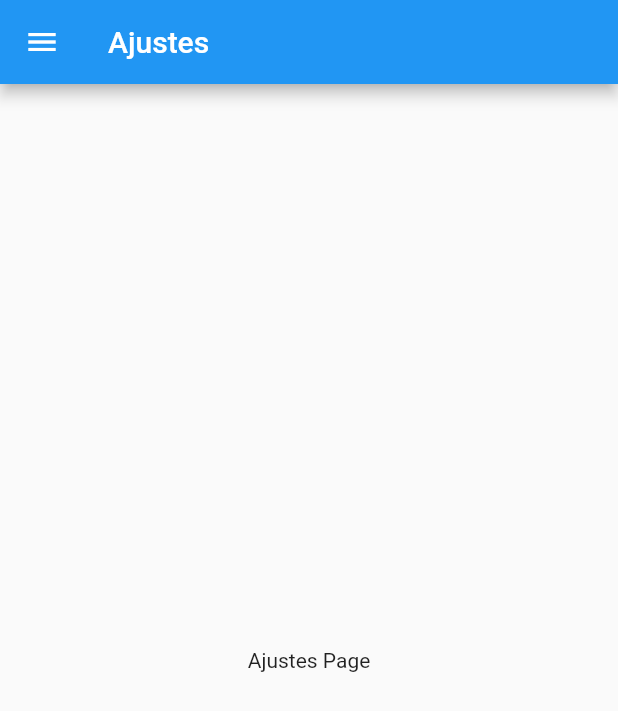
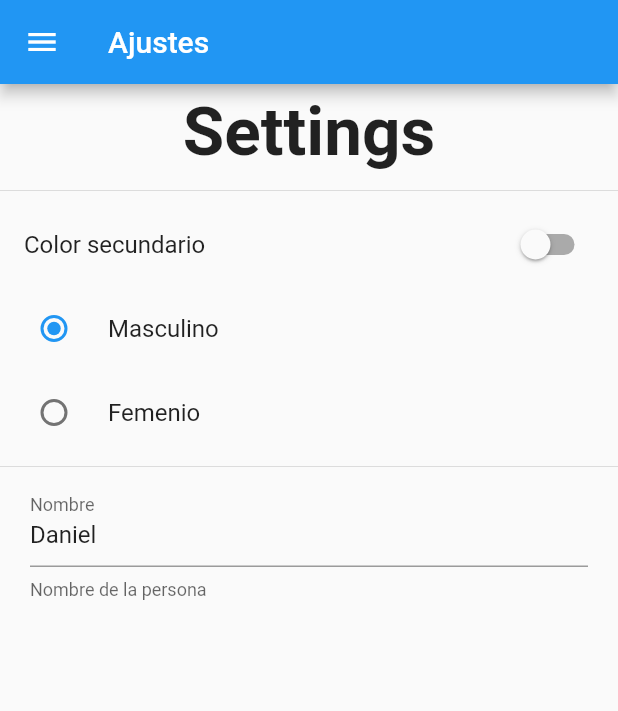
Before and after one commit to Danaes/user_preferences, a Flutter app: the SettingsPage screen opened by its route, on a phone screen of 412 x 824 dp. Shown: the top 711 px of the screen. Run offline on Flutter 3.47's test engine with Material 2 defaults, Android fonts, the phone set to English and light mode, and no system bars.

Commit message:
Diseño de la página de los ajustes

```diff
--- a/lib/src/pages/settings-page.dart
+++ b/lib/src/pages/settings-page.dart
@@ -1,9 +1,28 @@
 import 'package:flutter/material.dart';
 import 'package:preferencias_usuario_app/src/widgets/menu_widget.dart';
 
-class SettingsPage extends StatelessWidget {
+class SettingsPage extends StatefulWidget {
 
   static final String routeName = 'settings';
+
+  @override
+  _SettingsPageState createState() => _SettingsPageState();
+}
+
+class _SettingsPageState extends State<SettingsPage> {
+
+  bool _colorSecundario = false;
+  int _genero = 1;
+  String _nombre = 'Daniel';
+
+  TextEditingController _textEditingController;
+
+  @override
+  void initState() {
+    super.initState();
+
+    _textEditingController = new TextEditingController(text: _nombre);
+  }
 
   @override
   Widget build(BuildContext context) {
@@ -12,9 +31,64 @@ class SettingsPage extends StatelessWidget {
         title: Text('Ajustes'),
       ),
       drawer: MenuWidget(),
-      body: Center(
-        child: Text('Ajustes Page'),
-      ),
+      body: ListView(
+        children: <Widget>[
+          Container(
+            padding: EdgeInsets.all(5.0),
+            child: Column(
+              mainAxisAlignment: MainAxisAlignment.center,
+              children: <Widget>[
+                Text('Settings', style: TextStyle(fontSize: 45.0, fontWeight: FontWeight.bold),)
+              ],
+            ),
+          ),
+          Divider(),
+          SwitchListTile(
+            value: _colorSecundario,
+            title: Text('Color secundario'),
+            onChanged: (value) {
+              _colorSecundario = value;
+              setState(() {});
+            },
+          ),
+
+          RadioListTile(
+            value: 1,
+            title: Text('Masculino'),
+            groupValue: _genero,
+            onChanged: (value){
+              _genero = value;
+              setState(() { });
+            },
+          ),
+
+          RadioListTile(
+            value: 2,
+            title: Text('Femenio'),
+            groupValue: _genero,
+            onChanged: (value){
+              _genero = value;
+              setState(() { });
+            },
+          ),
+
+          Divider(),
+
+          Container(
+            padding: EdgeInsets.symmetric(horizontal: 20.0),
+            child: TextField(
+              controller: _textEditingController,
+              decoration: InputDecoration(
+                labelText: 'Nombre',
+                helperText: 'Nombre de la persona'
+              ),
+              onChanged: (value){
+
+              },
+            ),
+          )
+        ],
+      )
     );
   }
 }
```
